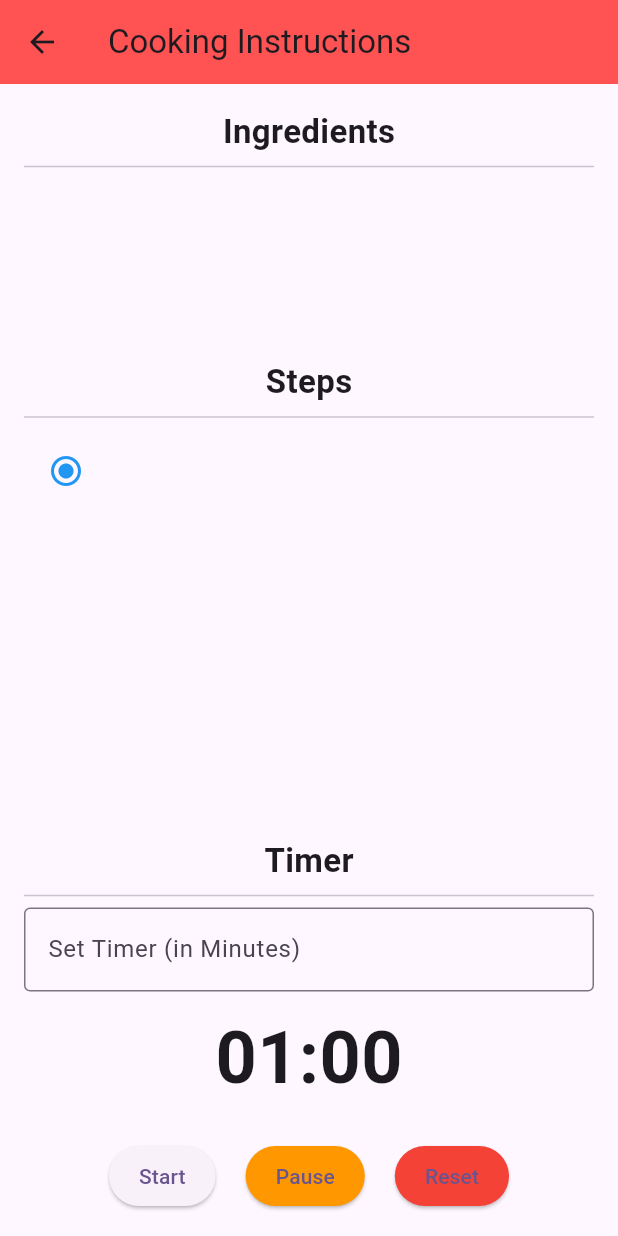
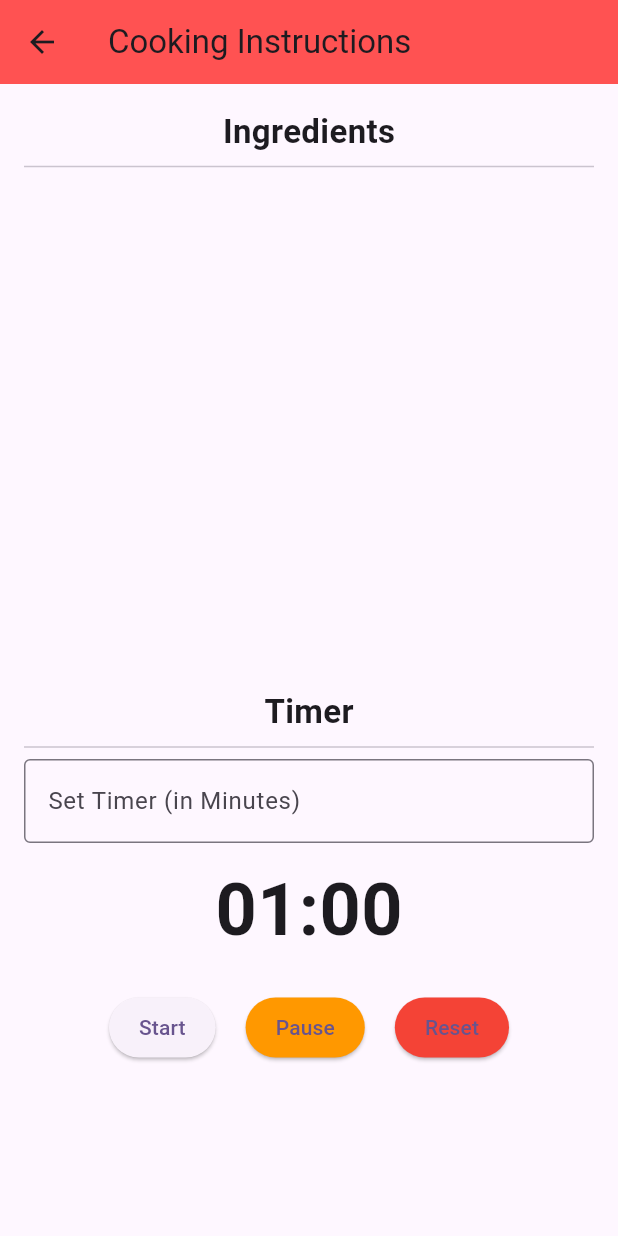
Before and after one commit to intellisr/foodAPP, a Flutter app: the CookingInstructionScreen screen opened directly with empty values, on a phone screen of 412 x 824 dp. Run offline on Flutter 3.47's test engine with Material 3 defaults, Android fonts, the phone set to English and light mode, and no system bars; our stand-ins replace cached_network_image, cloud_firestore, firebase_auth, firebase_core, firebase_storage, flutter_rating_stars and 9 more; missing offline and left inert: google_place; accounts and stored records are empty; network calls fail.

Commit message:
final commit

```diff
--- a/lib/screens/add_recipe_screen.dart
+++ b/lib/screens/add_recipe_screen.dart
@@ -467,7 +467,7 @@ class _AddRecipeScreenState extends State<AddRecipeScreen> {
   String? imageUrl; // Store the image URL from Firebase Storage
 
   final List<String> mealTimes = ['Breakfast', 'Lunch', 'Dinner', 'Any Time'];
-  final List<String> recipeSeasons = ['Spring', 'Summer', 'Autumn', 'Winter', 'Sunny', 'Rainy', 'Not Seasonal'];
+  final List<String> recipeSeasons = ['Spring-はる', 'Summer-なつ', 'Autumn-あき', 'Winter-ふゆ', 'Sunny', 'Rainy', 'Not Seasonal'];
 
   void addIngredient() {
     if (ingredientController.text.isNotEmpty) {
--- a/lib/screens/cooking_instruction_screen.dart
+++ b/lib/screens/cooking_instruction_screen.dart
@@ -313,7 +313,7 @@ class _CookingInstructionScreenState extends State<CookingInstructionScreen> {
             ),
             Divider(),
             Container(
-              height: 100, // Adjust as needed
+              height: 300, // Adjust as needed
               child: ListView.builder(
                 itemCount: widget.ingredients.length,
                 itemBuilder: (context, index) {
@@ -325,34 +325,34 @@ class _CookingInstructionScreenState extends State<CookingInstructionScreen> {
               ),
             ),
             SizedBox(height: 20),
-            Text(
-              'Steps',
-              style: TextStyle(fontSize: 22, fontWeight: FontWeight.bold),
-            ),
-            Divider(),
-            Expanded(
-              child: ListView.builder(
-                itemCount: steps.length,
-                itemBuilder: (context, index) {
-                  return ListTile(
-                    leading: Icon(
-                      index == _currentStepIndex
-                          ? Icons.radio_button_checked
-                          : Icons.radio_button_unchecked,
-                      color: index == _currentStepIndex ? Colors.blue : Colors.grey,
-                    ),
-                    title: Text(
-                      steps[index],
-                      style: TextStyle(
-                        fontWeight: index == _currentStepIndex
-                            ? FontWeight.bold
-                            : FontWeight.normal,
-                      ),
-                    ),
-                  );
-                },
-              ),
-            ),
+            // Text(
+            //   'Steps',
+            //   style: TextStyle(fontSize: 22, fontWeight: FontWeight.bold),
+            // ),
+            // Divider(),
+            // Expanded(
+            //   child: ListView.builder(
+            //     itemCount: steps.length,
+            //     itemBuilder: (context, index) {
+            //       return ListTile(
+            //         leading: Icon(
+            //           index == _currentStepIndex
+            //               ? Icons.radio_button_checked
+            //               : Icons.radio_button_unchecked,
+            //           color: index == _currentStepIndex ? Colors.blue : Colors.grey,
+            //         ),
+            //         title: Text(
+            //           steps[index],
+            //           style: TextStyle(
+            //             fontWeight: index == _currentStepIndex
+            //                 ? FontWeight.bold
+            //                 : FontWeight.normal,
+            //           ),
+            //         ),
+            //       );
+            //     },
+            //   ),
+            // ),
             SizedBox(height: 20),
             Text(
               'Timer',
```
Also changed, not shown: firebase.json.
